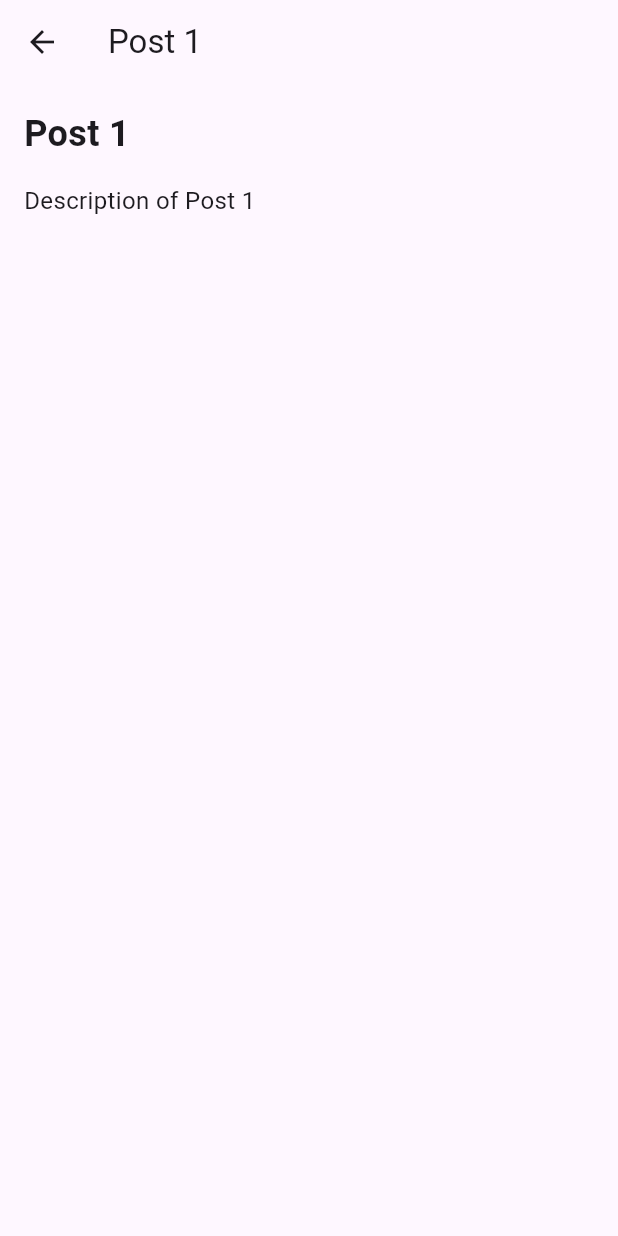
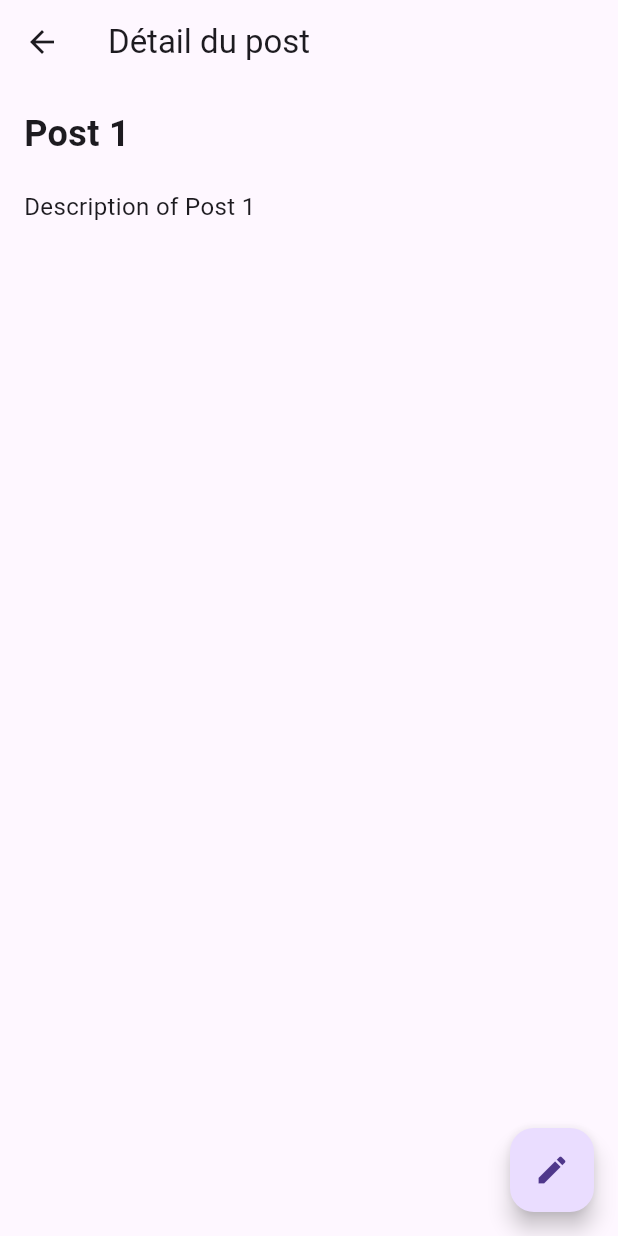
Before and after one commit to LucasParchap/tpflutterposts, a Flutter app: the screen it shows after launch, after a tap on "Post 1", on a phone screen of 412 x 824 dp. Run offline on Flutter 3.47's test engine with Material 3 defaults, Android fonts, the phone set to English and light mode, and no system bars; our stand-ins replace flutter_bloc.

Commit message:
Implement post update

```diff
--- a/lib/screens/post_detail_screen.dart
+++ b/lib/screens/post_detail_screen.dart
@@ -1,34 +1,128 @@
 import 'package:flutter/material.dart';
+import 'package:flutter_bloc/flutter_bloc.dart';
+import '../shared/blocs/post_bloc.dart';
 import '../shared/models/Post.dart';
 
-class PostDetailScreen extends StatelessWidget {
+class PostDetailScreen extends StatefulWidget {
   final Post post;
 
   const PostDetailScreen({Key? key, required this.post}) : super(key: key);
 
   @override
+  State<PostDetailScreen> createState() => _PostDetailScreenState();
+}
+
+class _PostDetailScreenState extends State<PostDetailScreen> {
+  final _formKey = GlobalKey<FormState>();
+  late TextEditingController _titleController;
+  late TextEditingController _descriptionController;
+  bool _isEditing = false;
+
+  @override
+  void initState() {
+    super.initState();
+    _titleController = TextEditingController(text: widget.post.title);
+    _descriptionController = TextEditingController(text: widget.post.description);
+  }
+
+  void _toggleEditMode() {
+    setState(() {
+      _isEditing = !_isEditing;
+    });
+  }
+
+  void _submitUpdate() {
+    if (_formKey.currentState!.validate()) {
+      final updatedPost = Post(
+        id: widget.post.id, // L'ID reste inchangé
+        title: _titleController.text,
+        description: _descriptionController.text,
+      );
+
+      // Envoie l'événement UpdatePost au Bloc
+      context.read<PostBloc>().add(UpdatePost(updatedPost: updatedPost));
+
+      // Sortir du mode édition
+      setState(() {
+        _isEditing = false;
+      });
+    }
+  }
+
+  @override
   Widget build(BuildContext context) {
     return Scaffold(
       appBar: AppBar(
-        title: Text(post.title),
+        title: Text(_isEditing ? 'Modifier le post' : 'Détail du post'),
       ),
       body: Padding(
         padding: const EdgeInsets.all(16.0),
+        child: Form(
+          key: _formKey,
           child: Column(
             crossAxisAlignment: CrossAxisAlignment.start,
             children: [
+              // Champ pour le titre (modifiable ou non selon le mode)
+              if (!_isEditing)
                 Text(
-              post.title,
-              style: TextStyle(fontSize: 24, fontWeight: FontWeight.bold),
+                  _titleController.text,
+                  style: const TextStyle(fontSize: 24, fontWeight: FontWeight.bold),
+                )
+              else
+                TextFormField(
+                  controller: _titleController,
+                  decoration: const InputDecoration(
+                    labelText: 'Titre',
+                    border: OutlineInputBorder(),
                   ),
-            SizedBox(height: 16),
+                  validator: (value) => value == null || value.isEmpty ? 'Le titre ne peut pas être vide' : null,
+                ),
+              const SizedBox(height: 20),
+
+              // Champ pour la description (modifiable ou non selon le mode)
+              if (!_isEditing)
                 Text(
-              post.description,
-              style: TextStyle(fontSize: 16),
+                  _descriptionController.text,
+                  style: const TextStyle(fontSize: 16),
+                )
+              else
+                TextFormField(
+                  controller: _descriptionController,
+                  decoration: const InputDecoration(
+                    labelText: 'Description',
+                    border: OutlineInputBorder(),
+                  ),
+                  maxLines: 3,
+                  validator: (value) => value == null || value.isEmpty ? 'La description ne peut pas être vide' : null,
+                ),
+              if (_isEditing)
+                const SizedBox(height: 20),
+
+              // Bouton pour valider les modifications en mode édition
+              if (_isEditing)
+                SizedBox(
+                  width: double.infinity,
+                  child: ElevatedButton(
+                    onPressed: _submitUpdate,
+                    child: const Text('Enregistrer les modifications'),
+                  ),
                 ),
             ],
           ),
         ),
+      ),
+      floatingActionButton: FloatingActionButton(
+        onPressed: _toggleEditMode,
+        child: Icon(_isEditing ? Icons.check : Icons.edit),
+        tooltip: _isEditing ? 'Valider' : 'Modifier',
+      ),
     );
   }
+
+  @override
+  void dispose() {
+    _titleController.dispose();
+    _descriptionController.dispose();
+    super.dispose();
   }
+}
--- a/lib/screens/posts_screen.dart
+++ b/lib/screens/posts_screen.dart
@@ -8,14 +8,31 @@ class PostsScreen extends StatelessWidget {
   Widget build(BuildContext context) {
     return Scaffold(
       appBar: AppBar(
-        title: Text('Liste des Posts'),
+        title: const Text('Liste des Posts'),
       ),
-      body: BlocBuilder<PostBloc, PostState>(
+      body: MultiBlocListener(
+        listeners: [
+          BlocListener<PostBloc, PostState>(
+            listener: (context, state) {
+              if (state.status == PostStatus.successUpdating) {
+                ScaffoldMessenger.of(context).showSnackBar(
+                  const SnackBar(content: Text('Post modifié avec succès !')),
+                );
+              } else if (state.status == PostStatus.error) {
+                ScaffoldMessenger.of(context).showSnackBar(
+                  SnackBar(content: Text(state.exception?.message ?? 'Une erreur est survenue')),
+                );
+              }
+            },
+          ),
+        ],
+        child: BlocBuilder<PostBloc, PostState>(
           builder: (context, state) {
-          print('Current state: ${state.status}');
             if (state.status == PostStatus.loading) {
               return const Center(child: CircularProgressIndicator());
-          } else if (state.status == PostStatus.successLoading || state.status == PostStatus.successCreating) {
+            } else if (state.status == PostStatus.successLoading ||
+                state.status == PostStatus.successCreating ||
+                state.status == PostStatus.successUpdating) {
               if (state.posts.isEmpty) {
                 return const Center(child: Text('Aucun post disponible.'));
               }
@@ -50,6 +67,7 @@ class PostsScreen extends StatelessWidget {
             return const Center(child: Text('Aucun état valide.'));
           },
         ),
+      ),
 
       floatingActionButton: FloatingActionButton(
         onPressed: () {
--- a/lib/shared/blocs/post_event.dart
+++ b/lib/shared/blocs/post_event.dart
@@ -22,6 +22,9 @@ class UpdatePost extends PostEvent {
   final Post updatedPost;
 
   const UpdatePost({required this.updatedPost});
+
+  @override
+  List<Object> get props => [updatedPost];
 }
 
 class DeletePost extends PostEvent {
--- a/lib/shared/blocs/post_state.dart
+++ b/lib/shared/blocs/post_state.dart
@@ -5,6 +5,7 @@ enum PostStatus {
   loading,
   successLoading,
   successCreating,
+  successUpdating,
   error
 }
 
--- a/lib/shared/services/posts_data_source/posts_data_source.dart
+++ b/lib/shared/services/posts_data_source/posts_data_source.dart
@@ -3,4 +3,5 @@ import '../../models/Post.dart';
 abstract class PostsDataSource {
   Future<List<Post>> getAllPosts();
   Future<Post> createPost(Post newPost);
+  Future<Post> updatePost(Post updatedPost);
 }
--- a/lib/shared/services/posts_repository/posts_repository.dart
+++ b/lib/shared/services/posts_repository/posts_repository.dart
@@ -12,4 +12,7 @@ class PostRepository {
   Future<Post> createPost(Post newPost) async {
     return await postsDataSource.createPost(newPost);
   }
+  Future<Post> updatePost(Post updatedPost) async {
+    return await postsDataSource.updatePost(updatedPost);
+  }
 }
```
Also changed, not shown: lib/shared/blocs/post_bloc.dart (+26 -0 lines), lib/shared/services/local_posts_data_source/fake_posts_data_source.dart (+12 -0 lines), 1 other file. Lines whose indentation alone changed are shown as unchanged.
